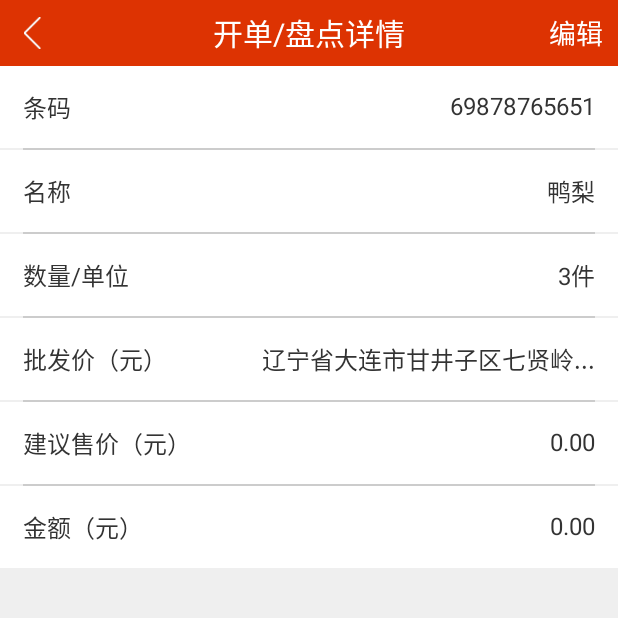
After one commit to chenmi1234/janepin.github, an Android app: the ShopInformation screen opened directly, with no data from a screen before it, on a phone screen of 412 x 824 dp, the top half of it. The commit adds this screen. Run offline under Robolectric (Android 15) with nearby library versions, the phone set to English and light mode, and no system bars.

Commit message:
商品开单盘点扫码保存realm取得

```diff
--- a/app/src/main/AndroidManifest.xml
+++ b/app/src/main/AndroidManifest.xml
@@ -83,6 +83,7 @@
         <activity android:name="com.lianpos.scancodeidentify.zbar.ZbarActivity"></activity>
         <activity android:name="com.lianpos.devfoucs.homepage.activity.BillingFristPageActivity"></activity>
         <activity android:name="com.lianpos.devfoucs.homepage.activity.ViewInventoryActivity"></activity>
+        <activity android:name="com.lianpos.devfoucs.homepage.activity.ShopInformation"></activity>
     </application>
 
 </manifest>
--- /dev/null
+++ b/app/src/main/java/com/lianpos/devfoucs/homepage/activity/ShopInformation.java
@@ -0,0 +1,68 @@
+package com.lianpos.devfoucs.homepage.activity;
+
+import android.content.Intent;
+import android.os.Bundle;
+import android.view.View;
+import android.widget.ImageView;
+import android.widget.TextView;
+
+import com.lianpos.activity.R;
+import com.lianpos.devfoucs.reportform.activity.EditerAreaActivity;
+import com.lianpos.firebase.BaseActivity;
+
+/**
+ * 企业信息
+ * Created by wangshuai on 2017/11/06 .
+ */
+
+public class ShopInformation extends BaseActivity implements View.OnClickListener {
+
+    private ImageView enterprise_back;
+    private TextView enterprise_editer;
+
+    @Override
+    protected void onCreate(Bundle savedInstanceState) {
+        super.onCreate(savedInstanceState);
+        setContentView(R.layout.activity_shop_information);
+        init();
+    }
+
+    private void init() {
+        // 初始化控件
+        initActivity();
+        // 初始化点击事件
+        initEvent();
+    }
+
+    /**
+     * 初始化控件
+     */
+    private void initActivity() {
+        enterprise_back = (ImageView) findViewById(R.id.enterprise_back);
+        enterprise_editer = (TextView) findViewById(R.id.enterprise_editer);
+    }
+
+    /**
+     * 初始化点击事件
+     */
+    private void initEvent() {
+        enterprise_back.setOnClickListener(this);
+        enterprise_editer.setOnClickListener(this);
+    }
+
+    @Override
+    public void onClick(View v) {
+        switch (v.getId()) {
+            case R.id.enterprise_back:
+                finish();
+                break;
+            case R.id.enterprise_editer:
+                Intent intent = new Intent();
+                intent.setClass(ShopInformation.this, EditerAreaActivity.class);
+                startActivity(intent);
+                break;
+
+        }
+    }
+
+}
--- a/app/src/main/java/com/lianpos/devfoucs/listviewlinkage/Activity/LinkageActivity.java
+++ b/app/src/main/java/com/lianpos/devfoucs/listviewlinkage/Activity/LinkageActivity.java
@@ -52,6 +52,7 @@ public class LinkageActivity extends AppCompatActivity {
         super.onCreate(savedInstanceState);
         setContentView(R.layout.activity_linkage);
         ButterKnife.bind(this);
+        leftListview = (ListView) findViewById(R.id.left_listview);
         pinnedListView = (PinnedHeaderListView) findViewById(R.id.pinnedListView);
         final MainSectionedAdapter sectionedAdapter = new MainSectionedAdapter(this, leftStr, rightStr);
         pinnedListView.setAdapter(sectionedAdapter);
--- /dev/null
+++ b/app/src/main/res/layout/activity_shop_information.xml
@@ -0,0 +1,200 @@
+<?xml version="1.0" encoding="utf-8"?>
+<LinearLayout xmlns:android="http://schemas.android.com/apk/res/android"
+    android:layout_width="match_parent"
+    android:layout_height="match_parent"
+    android:background="#EFEFEF"
+    android:orientation="vertical">
+
+    <RelativeLayout
+        android:layout_width="match_parent"
+        android:layout_height="44dp"
+        android:background="#DD3302"
+        android:orientation="horizontal">
+
+        <ImageView
+            android:id="@+id/enterprise_back"
+            android:layout_width="wrap_content"
+            android:layout_height="wrap_content"
+            android:layout_centerVertical="true"
+            android:layout_marginLeft="10dp"
+            android:src="@mipmap/bcak01" />
+
+        <TextView
+            android:layout_width="wrap_content"
+            android:layout_height="wrap_content"
+            android:layout_centerInParent="true"
+            android:text="开单/盘点详情"
+            android:textColor="#ffffff"
+            android:textSize="20dp" />
+
+        <TextView
+            android:id="@+id/enterprise_editer"
+            android:layout_width="wrap_content"
+            android:layout_height="wrap_content"
+            android:layout_alignParentRight="true"
+            android:layout_centerVertical="true"
+            android:layout_marginRight="10dp"
+            android:text="编辑"
+            android:textColor="#ffffff"
+            android:textSize="18dp" />
+    </RelativeLayout>
+
+    <RelativeLayout
+        android:layout_width="match_parent"
+        android:layout_height="wrap_content"
+        android:background="#ffffff">
+        <TextView
+            android:layout_width="wrap_content"
+            android:layout_height="wrap_content"
+            android:text="条码"
+            android:textSize="16dp"
+            android:textColor="#333333"
+            android:padding="15dp"/>
+        <TextView
+            android:layout_width="wrap_content"
+            android:layout_height="wrap_content"
+            android:text="69878765651"
+            android:textSize="16dp"
+            android:layout_alignParentRight="true"
+            android:textColor="#333333"
+            android:padding="15dp"/>
+    </RelativeLayout>
+    <ImageView
+        android:layout_width="match_parent"
+        android:layout_height="1dp"
+        android:background="#cccccc"
+        android:layout_marginRight="15dp"
+        android:layout_marginLeft="15dp"/>
+
+    <RelativeLayout
+        android:layout_width="match_parent"
+        android:layout_height="wrap_content"
+        android:background="#ffffff">
+        <TextView
+            android:layout_width="wrap_content"
+            android:layout_height="wrap_content"
+            android:text="名称"
+            android:textSize="16dp"
+            android:textColor="#333333"
+            android:padding="15dp"/>
+        <TextView
+            android:layout_width="wrap_content"
+            android:layout_height="wrap_content"
+            android:text="鸭梨"
+            android:textSize="16dp"
+            android:layout_alignParentRight="true"
+            android:textColor="#333333"
+            android:padding="15dp"/>
+    </RelativeLayout>
+    <ImageView
+        android:layout_width="match_parent"
+        android:layout_height="1dp"
+        android:background="#cccccc"
+        android:layout_marginRight="15dp"
+        android:layout_marginLeft="15dp"/>
+
+    <RelativeLayout
+        android:layout_width="match_parent"
+        android:layout_height="wrap_content"
+        android:background="#ffffff">
+        <TextView
+            android:layout_width="wrap_content"
+            android:layout_height="wrap_content"
+            android:text="数量/单位"
+            android:textSize="16dp"
+            android:textColor="#333333"
+            android:padding="15dp"/>
+        <TextView
+            android:layout_width="wrap_content"
+            android:layout_height="wrap_content"
+            android:text="3件"
+            android:textSize="16dp"
+            android:layout_alignParentRight="true"
+            android:textColor="#333333"
+            android:padding="15dp"/>
+    </RelativeLayout>
+    <ImageView
+        android:layout_width="match_parent"
+        android:layout_height="1dp"
+        android:background="#cccccc"
+        android:layout_marginRight="15dp"
+        android:layout_marginLeft="15dp"/>
+
+    <RelativeLayout
+        android:layout_width="match_parent"
+        android:layout_height="wrap_content"
+        android:background="#ffffff">
+        <TextView
+            android:layout_width="wrap_content"
+            android:layout_height="wrap_content"
+            android:text="批发价（元）"
+            android:textSize="16dp"
+            android:textColor="#333333"
+            android:padding="15dp"/>
+        <TextView
+            android:layout_width="wrap_content"
+            android:layout_height="wrap_content"
+            android:text="辽宁省大连市甘井子区七贤岭..."
+            android:textSize="16dp"
+            android:layout_alignParentRight="true"
+            android:textColor="#333333"
+            android:padding="15dp"/>
+    </RelativeLayout>
+    <ImageView
+        android:layout_width="match_parent"
+        android:layout_height="1dp"
+        android:background="#cccccc"
+        android:layout_marginRight="15dp"
+        android:layout_marginLeft="15dp"/>
+
+    <RelativeLayout
+        android:layout_width="match_parent"
+        android:layout_height="wrap_content"
+        android:background="#ffffff">
+        <TextView
+            android:layout_width="wrap_content"
+            android:layout_height="wrap_content"
+            android:text="建议售价（元）"
+            android:textSize="16dp"
+            android:textColor="#333333"
+            android:padding="15dp"/>
+        <TextView
+            android:layout_width="wrap_content"
+            android:layout_height="wrap_content"
+            android:text="0.00"
+            android:textSize="16dp"
+            android:layout_alignParentRight="true"
+            android:textColor="#333333"
+            android:padding="15dp"/>
+    </RelativeLayout>
+
+    <ImageView
+        android:layout_width="match_parent"
+        android:layout_height="1dp"
+        android:background="#cccccc"
+        android:layout_marginRight="15dp"
+        android:layout_marginLeft="15dp"/>
+
+    <RelativeLayout
+        android:layout_width="match_parent"
+        android:layout_height="wrap_content"
+        android:background="#ffffff">
+        <TextView
+            android:layout_width="wrap_content"
+            android:layout_height="wrap_content"
+            android:text="金额（元）"
+            android:textSize="16dp"
+            android:textColor="#333333"
+            android:padding="15dp"/>
+        <TextView
+            android:layout_width="wrap_content"
+            android:layout_height="wrap_content"
+            android:text="0.00"
+            android:textSize="16dp"
+            android:layout_alignParentRight="true"
+            android:textColor="#333333"
+            android:padding="15dp"/>
+    </RelativeLayout>
+
+
+</LinearLayout>
--- a/app/src/main/res/layout/activity_want_billing.xml
+++ b/app/src/main/res/layout/activity_want_billing.xml
@@ -29,6 +29,7 @@
             android:textSize="20dp" />
 
         <TextView
+            android:id="@+id/billAddShopBtn"
             android:layout_width="wrap_content"
             android:layout_height="wrap_content"
             android:layout_alignParentRight="true"
--- a/app/src/main/res/layout/slip_list_item.xml
+++ b/app/src/main/res/layout/slip_list_item.xml
@@ -20,6 +20,7 @@
     </LinearLayout>
 
     <LinearLayout
+        android:id="@+id/shopShowItem"
         android:layout_width="match_parent"
         android:layout_height="match_parent"
         android:layout_gravity="center_vertical"
```
Also changed, not shown: app/src/main/java/com/lianpos/db/DBRealm.kt (+5 -5 lines), app/src/main/java/com/lianpos/devfoucs/homepage/activity/IWantBillingActivity.java (+40 -3 lines), app/src/main/java/com/lianpos/devfoucs/shoppingcart/CommodityManagementActivity.java (deleted, +0 -196 lines), app/src/main/java/com/lianpos/devfoucs/shoppingcart/CommodityManagementActivity.kt (added, +177 -0 lines), app/src/main/java/com/lianpos/devfoucs/shoppingcart/activity/IncreaseCommodityActivity.kt (+9 -15 lines), app/src/main/java/com/lianpos/entity/JanePinBean.java (+0 -9 lines), app/src/main/java/com/lianpos/scancodeidentify/zbar/ZbarActivity.java (+8 -0 lines), 11 other files.
